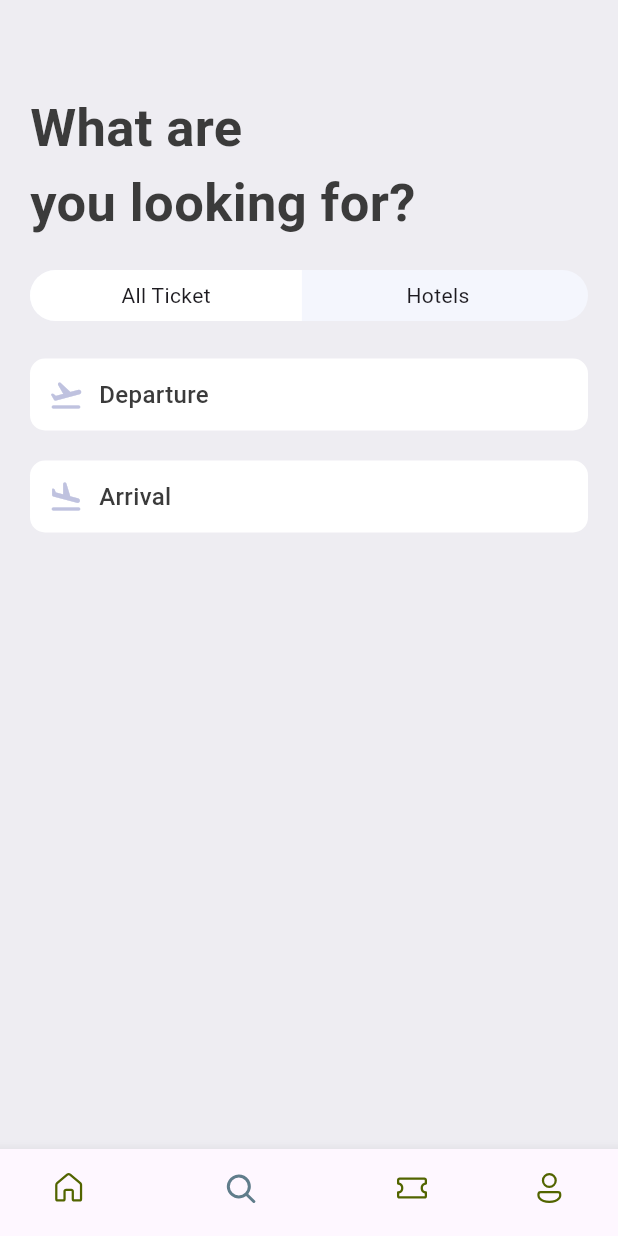
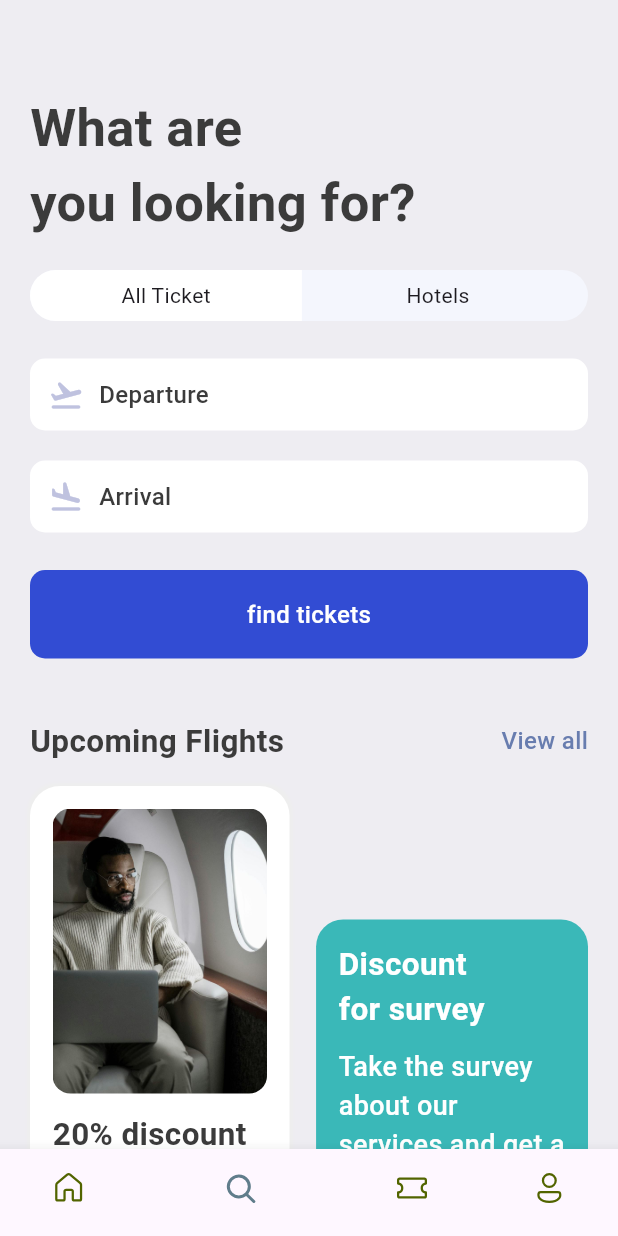
Before and after one commit to loixrang/ticket_app, a Flutter app: the screen it shows after launch, item 2 of the bottom bar chosen, on a phone screen of 412 x 824 dp. Run offline on Flutter 3.47's test engine with Material 3 defaults, Android fonts, the phone set to English and light mode, and no system bars; our stand-ins replace fluentui_icons.

Commit message:
still working on the search ba

```diff
--- a/lib/base/res/media.dart
+++ b/lib/base/res/media.dart
@@ -2,4 +2,5 @@ class AppMedia{
   static const _baseImage = "assets/images";
   static const logo = '$_baseImage/logo.png';
   static const hotelRoom = '$_baseImage/hotel_room.jpg';
+  static const planeSit = '$_baseImage/plane_sit.jpg';
 }
--- a/lib/base/res/styles/app_styles.dart
+++ b/lib/base/res/styles/app_styles.dart
@@ -11,6 +11,7 @@ class AppStyles {
   static Color kakiColor = const Color(0xFFd2bdb6);
   static Color ticketTabColor = const Color(0xFFF4F6FD);
   static Color planeColor =  const Color(0xFFBFC2DF);
+  static Color findTicketColor = const Color(0xD91130CE);
   static TextStyle textStyle =
       TextStyle(fontSize: 16, color: textColor, fontWeight: FontWeight.w500);
   static TextStyle headLineStyle1 =
--- a/lib/screens/search/search_screen.dart
+++ b/lib/screens/search/search_screen.dart
@@ -1,13 +1,17 @@
 import 'package:flutter/material.dart';
+import 'package:ticket_app/base/res/media.dart';
 import 'package:ticket_app/base/res/styles/app_styles.dart';
+import 'package:ticket_app/base/widgets/app_double_text.dart';
 import 'package:ticket_app/screens/search/widgets/app_text_icon.dart';
 import 'package:ticket_app/screens/search/widgets/app_ticket_tabs.dart';
+import 'package:ticket_app/screens/search/widgets/find_tickets.dart';
 
 class SearchScreen extends StatelessWidget {
   const SearchScreen({super.key});
 
   @override
   Widget build(BuildContext context) {
+    final size = MediaQuery.of(context).size;
     return Scaffold(
         backgroundColor: AppStyles.bgColor,
         body: ListView(
@@ -31,11 +35,97 @@ class SearchScreen extends StatelessWidget {
               icon: Icons.flight_takeoff_rounded,
               text: 'Departure',
             ),
-            const SizedBox(height: 20,),
+            const SizedBox(
+              height: 20,
+            ),
             const AppTextIcon(
               icon: Icons.flight_land_rounded,
               text: 'Arrival',
             ),
+            const SizedBox(
+              height: 25,
+            ),
+            const FindTickets(),
+            const SizedBox(
+              height: 40,
+            ),
+            AppDoubleText(
+              bigText: 'Upcoming Flights',
+              smallText: 'View all',
+              func: () => Navigator.pushNamed(context, '/all_tickets'),
+            ),
+            const SizedBox(
+              height: 15,
+            ),
+            Row(
+              mainAxisAlignment: MainAxisAlignment.spaceBetween,
+              children: [
+                Container(
+                  padding:
+                      const EdgeInsets.symmetric(horizontal: 15, vertical: 15),
+                  width: size.width * .42,
+                  decoration: BoxDecoration(
+                      borderRadius: BorderRadius.circular(20),
+                      color: Colors.white,
+                      boxShadow: [
+                        BoxShadow(
+                            color: Colors.grey.shade200,
+                            blurRadius: 1,
+                            spreadRadius: 2)
+                      ]),
+                  child: Column(
+                    children: [
+                      Container(
+                        height: 190,
+                        decoration: BoxDecoration(
+                            borderRadius: BorderRadius.circular(12),
+                            image: const DecorationImage(
+                                fit: BoxFit.cover,
+                                image: AssetImage(AppMedia.planeSit))),
+                      ),
+                      const SizedBox(
+                        height: 12,
+                      ),
+                      Text(
+                        "20% discount on the early booking of this flight, don't miss it!",
+                        style: AppStyles.headLineStyle2,
+                      ),
+                    ],
+                  ),
+                ),
+                Column(
+                  children: [
+                    Container(
+                      padding: const EdgeInsets.symmetric(vertical: 15, horizontal: 15),
+                      width: size.width * .44,
+                      decoration: BoxDecoration(
+                        color: const Color(0xFF3Ab8b8),
+                        borderRadius: BorderRadius.circular(18),
+                      ),
+                      child: Column(
+                        crossAxisAlignment: CrossAxisAlignment.start,
+                        children: [
+                          Text(
+                            'Discount\nfor survey',
+                            style: AppStyles.headLineStyle2.copyWith(
+                                fontWeight: FontWeight.bold,
+                                color: Colors.white),
+                          ),
+                          const SizedBox(height: 10,),
+                          Text(
+                            'Take the survey about our services and get a discount',
+                            style: AppStyles.headLineStyle2.copyWith(
+                                fontWeight: FontWeight.w500,
+                                fontSize: 18,
+                                color: Colors.white),
+                          ),
+                        ],
+                      ),
+                    )
+                  ],
+                )
+              ],
+            )
           ],
         ));
   }
--- /dev/null
+++ b/lib/screens/search/widgets/find_tickets.dart
@@ -0,0 +1,22 @@
+import 'package:flutter/material.dart';
+import 'package:ticket_app/base/res/styles/app_styles.dart';
+
+class FindTickets extends StatelessWidget {
+  const FindTickets({super.key});
+
+  @override
+  Widget build(BuildContext context) {
+    return Container(
+      padding: const EdgeInsets.symmetric(horizontal: 18, vertical: 18),
+      decoration: BoxDecoration(
+          borderRadius: BorderRadius.circular(10),
+          color: AppStyles.findTicketColor),
+      child: Center(
+        child: Text(
+          'find tickets',
+          style: AppStyles.textStyle.copyWith(color: Colors.white),
+        ),
+      ),
+    );
+  }
+}
```
Also changed, not shown: assets/images/plane_sit.jpg (added), assets/images/visa_card.jpg (added).
